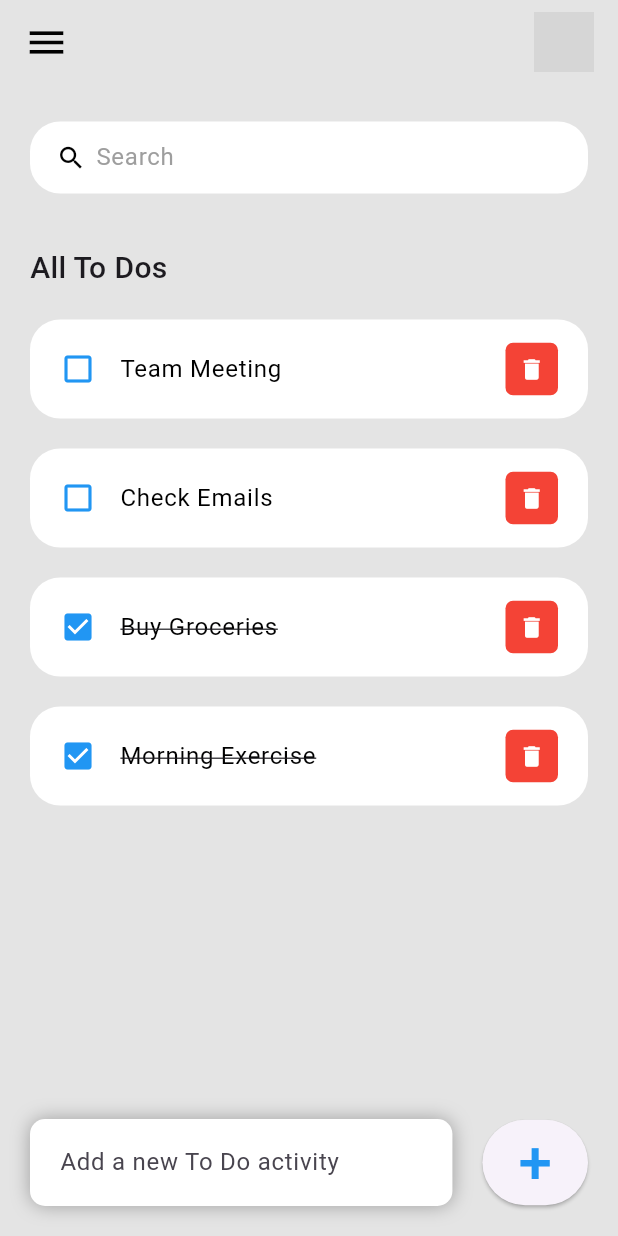
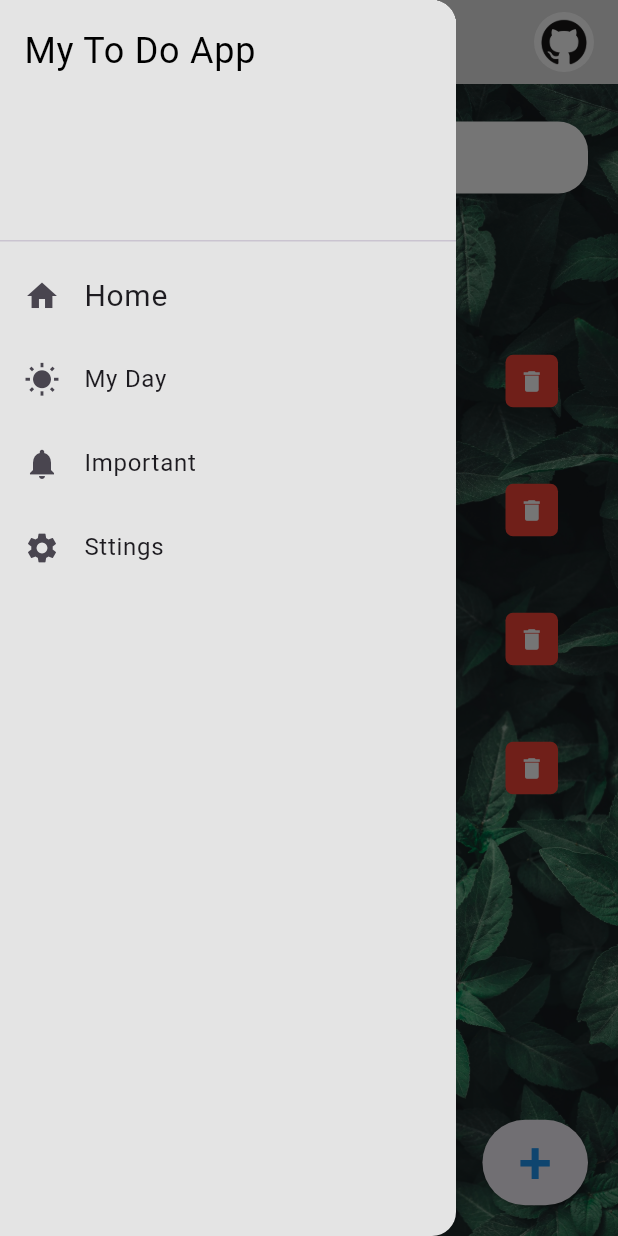
Before and after one commit to Darban-Ali/ToDo-App-Flutter, a Flutter app: the screen it shows after launch, with the side drawer open (before the commit the screen has no drawer), on a phone screen of 412 x 824 dp. Run offline on Flutter 3.47's test engine with Material 3 defaults, Android fonts, the phone set to English and light mode, and no system bars; missing offline and left inert: dart:html; grey boxes are pictures that could not be loaded.

Commit message:
menu commit

```diff
--- /dev/null
+++ b/lib/constants/menu.dart
@@ -0,0 +1,72 @@
+import 'package:flutter/cupertino.dart';
+import 'package:flutter/material.dart';
+import 'package:to_do_app/screens/home.dart';
+import 'package:to_do_app/screens/myday.dart';
+
+class SideDrawer extends StatelessWidget {
+  const SideDrawer({super.key});
+
+  @override
+  Widget build(BuildContext context) {
+    return Drawer(
+      backgroundColor: Color.fromARGB(255, 228, 228, 228),
+      child: ListView(
+        children: <Widget>[
+          const DrawerHeader(
+              decoration: BoxDecoration(
+                  color: const Color.fromARGB(255, 228, 228, 228)),
+              child: Text(
+                "My To Do App",
+                style: TextStyle(
+                    fontSize: 24, color: Color.fromARGB(255, 0, 0, 0)),
+              )),
+          ListTile(
+            title: Text(
+              "Home",
+              style: TextStyle(fontWeight: FontWeight.w400, fontSize: 20),
+            ),
+            leading: const Icon(Icons.home),
+            onTap: () {
+              Navigator.of(context).pop();
+              Navigator.of(context)
+                  .push(MaterialPageRoute(builder: (context) => HomeScreen()));
+              //NAvigate to home Screen
+            },
+          ),
+          ListTile(
+            title: Text(
+              "My Day",
+              style: TextStyle(fontWeight: FontWeight.w400),
+            ),
+            leading: const Icon(Icons.wb_sunny),
+            onTap: () {
+              Navigator.of(context).pop();
+              Navigator.of(context)
+                  .push(MaterialPageRoute(builder: (context) => MyDay()));
+            },
+          ),
+          ListTile(
+            title: Text(
+              "Important",
+              style: TextStyle(fontWeight: FontWeight.w400),
+            ),
+            leading: const Icon(Icons.notifications),
+            onTap: () {
+              //NAvigate to Help Screen
+            },
+          ),
+          ListTile(
+            title: Text(
+              "Sttings",
+              style: TextStyle(fontWeight: FontWeight.w400),
+            ),
+            leading: const Icon(Icons.settings),
+            onTap: () {
+              //NAvigate to Settings Screen
+            },
+          ),
+        ],
+      ),
+    );
+  }
+}
--- a/lib/screens/home.dart
+++ b/lib/screens/home.dart
@@ -1,6 +1,9 @@
+import 'dart:html';
+
 import 'package:flutter/cupertino.dart';
 import 'package:flutter/material.dart';
 import 'package:flutter/widgets.dart';
+import 'package:to_do_app/constants/menu.dart';
 import '../models/todo.dart';
 import '../constants/todo_items.dart';
 
@@ -27,8 +30,14 @@ class _HomeScreenState extends State<HomeScreen> {
     return Scaffold(
       backgroundColor: Color.fromARGB(255, 228, 228, 228),
       appBar: _buildAppBar(),
+      drawer: SideDrawer(),
       body: Stack(
         children: [
+          Positioned.fill(
+              child: Image.asset(
+            'assets/images/nahil-naseer-xljtGZ2-P3Y-unsplash.jpg',
+            fit: BoxFit.cover,
+          )),
           Container(
             padding: EdgeInsets.symmetric(horizontal: 20, vertical: 15),
             child: Column(
@@ -42,7 +51,10 @@ class _HomeScreenState extends State<HomeScreen> {
                         child: Text(
                           'All To Dos',
                           style: TextStyle(
-                              fontSize: 20, fontWeight: FontWeight.w500),
+                            color: Colors.white,
+                            fontSize: 26,
+                            fontWeight: FontWeight.w500,
+                          ),
                         ),
                       ),
                       for (ToDo todoo in foundToDo.reversed)
@@ -65,12 +77,11 @@ class _HomeScreenState extends State<HomeScreen> {
                   margin: EdgeInsets.only(bottom: 20, right: 20, left: 20),
                   padding: EdgeInsets.symmetric(horizontal: 20, vertical: 5),
                   decoration: BoxDecoration(
-                    color: Colors.white,
+                    color: Color.fromARGB(109, 54, 92, 55),
                     boxShadow: const [
                       BoxShadow(
-                        color: Colors.grey,
+                        color: Color.fromARGB(255, 48, 43, 43),
                         offset: Offset(0.0, 0.0),
-                        blurRadius: 10.0,
                         spreadRadius: 0.0,
                       )
                     ],
@@ -79,9 +90,11 @@ class _HomeScreenState extends State<HomeScreen> {
                   child: TextField(
                     controller: todoController,
                     decoration: InputDecoration(
-                      hintText: 'Add a new To Do activity',
+                        hintText:
+                            'Try typing "Pay utilities bill by Friday 6PM"',
                         border: InputBorder.none,
-                    ),
+                        hintStyle: TextStyle(
+                            color: const Color.fromARGB(255, 196, 194, 194))),
                   ),
                 ),
               ),
@@ -174,20 +187,14 @@ class _HomeScreenState extends State<HomeScreen> {
     return AppBar(
         elevation: 0,
         backgroundColor: Color.fromARGB(255, 228, 228, 228),
-        title: Row(
-            mainAxisAlignment: MainAxisAlignment.spaceBetween,
-            children: <Widget>[
-              Icon(
-                Icons.menu,
-                color: Colors.black,
-                size: 30,
-              ),
+        title: Row(mainAxisAlignment: MainAxisAlignment.end, children: <Widget>[
           Container(
               height: 40,
               width: 40,
               child: ClipRRect(
                 borderRadius: BorderRadius.circular(20),
-                    child: Image.asset("images/GitHub-Mark-ea2971cee799.png"),
+                child:
+                    Image.asset("assets/images/GitHub-Mark-ea2971cee799.png"),
               ))
         ]));
   }
--- /dev/null
+++ b/lib/screens/myday.dart
@@ -0,0 +1,16 @@
+import 'package:flutter/cupertino.dart';
+import 'package:flutter/material.dart';
+import 'package:to_do_app/constants/menu.dart';
+
+class MyDay extends StatelessWidget {
+  const MyDay({super.key});
+
+  @override
+  Widget build(BuildContext context) {
+    return Scaffold(
+      backgroundColor: Color.fromARGB(255, 228, 228, 228),
+      appBar: AppBar(),
+      drawer: SideDrawer(),
+    );
+  }
+}
--- a/pubspec.yaml
+++ b/pubspec.yaml
@@ -60,7 +60,7 @@ flutter:
 
   # To add assets to your application, add an assets section, like this:
   assets:
-    - assets/
+    - assets/images/
 
 
   # An image asset can refer to one or more resolution-specific "variants", see
```
Also changed, not shown: assets/images/nahil-naseer-xljtGZ2-P3Y-unsplash.jpg (added), 2 other files. Lines whose indentation alone changed are shown as unchanged.
